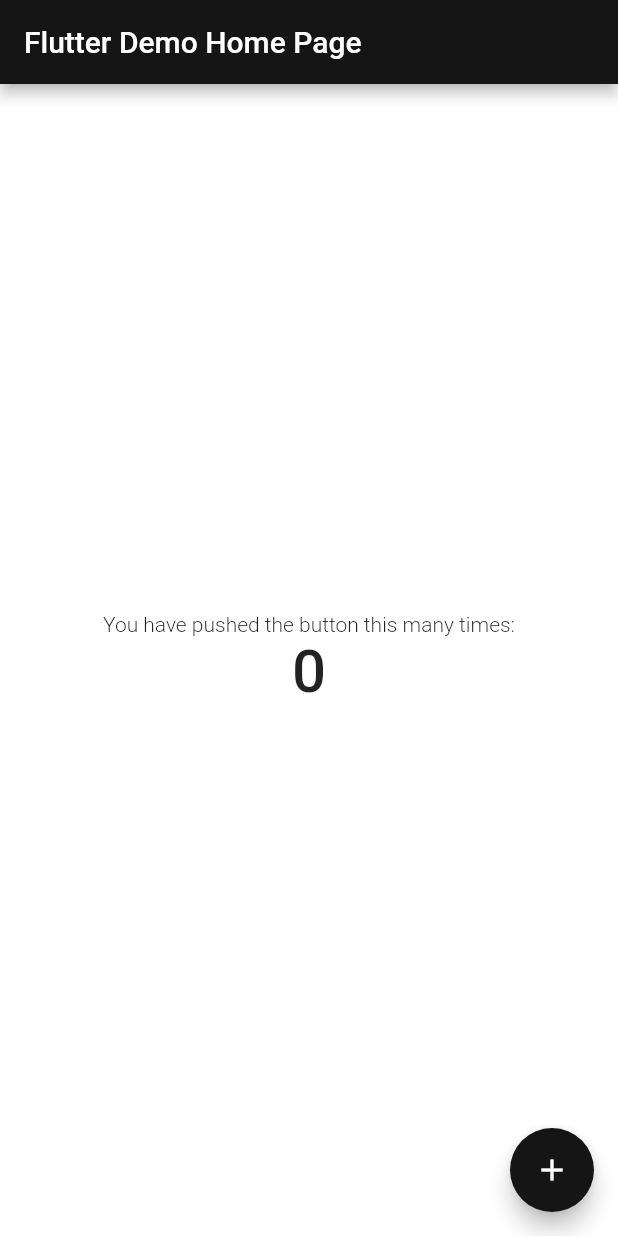
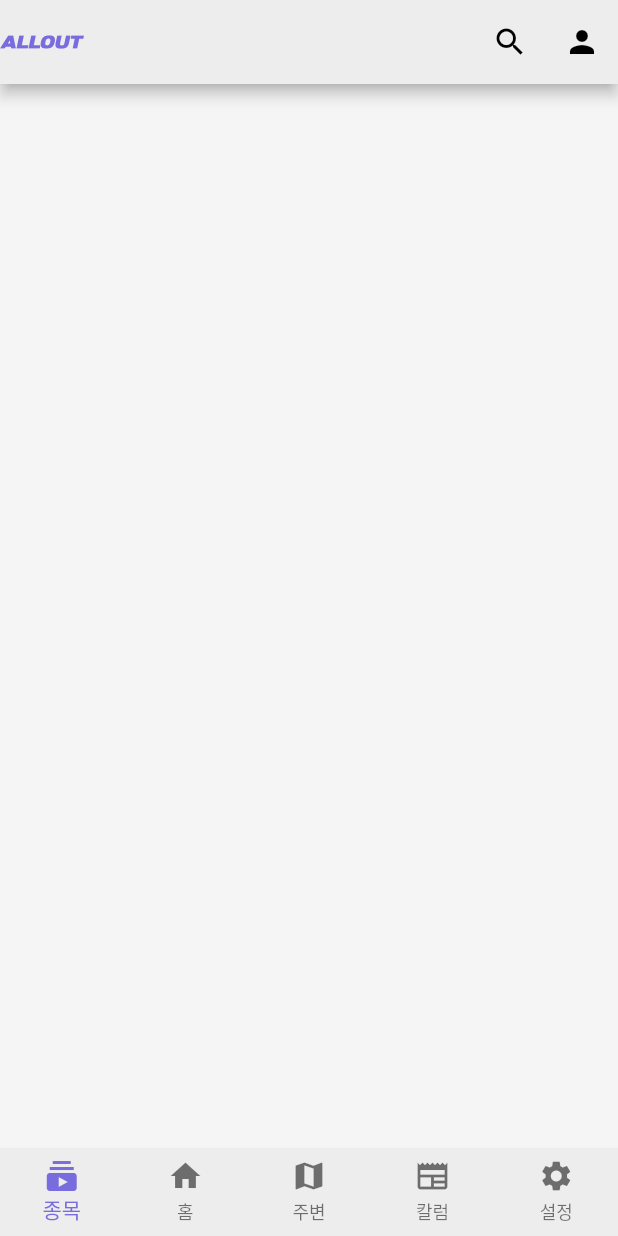
Before and after one commit to SongJeaHo/allout, a Flutter app: the screen it shows after launch, on a phone screen of 412 x 824 dp. Run offline on Flutter 3.47's test engine with Material 2 defaults, Android fonts, the light colour scheme and no system bars; our stand-ins replace flutter_svg; Roboto replaces fonts that are missing (Pretendard).

Commit message:
appbar, bottom navigation

```diff
--- a/lib/components/allout_colors.dart
+++ b/lib/components/allout_colors.dart
@@ -1,7 +1,7 @@
 import 'package:flutter/material.dart';
 
 class AlloutColors {
-  static const int _primaryColorValue = 0xFF151515;
+  static const int _primaryColorValue = 0xFF786CDE;
   static const primaryColor = Color(_primaryColorValue);
 
   static const MaterialColor primaryMaterialColor =
@@ -17,4 +17,9 @@ class AlloutColors {
     800: Color(_primaryColorValue),
     900: Color(_primaryColorValue),
   });
+
+  static const Color background = Color(0xFFF5F5F5);
+  static const Color background_grey = Color(0xFFEDEDED);
+
+  static const Color allout_grey = Color(0xFF999999);
 }
--- a/lib/main.dart
+++ b/lib/main.dart
@@ -1,4 +1,5 @@
 import 'package:allout/components/allout_themes.dart';
+import 'package:allout/pages/home_page.dart';
 import 'package:flutter/material.dart';
 
 void main() {
@@ -14,7 +15,7 @@
     return MaterialApp(
       title: 'Flutter Demo',
       theme: AlloutThemes.mainTheme,
-      home: const MyHomePage(title: 'Flutter Demo Home Page'),
+      home: const HomePage(),
       builder: (context, child) => MediaQuery(
         data: MediaQuery.of(context).copyWith(textScaleFactor: 1.0),
         child: child!,
@@ -22,50 +23,3 @@
     );
   }
 }
-
-class MyHomePage extends StatefulWidget {
-  const MyHomePage({Key? key, required this.title}) : super(key: key);
-
-  final String title;
-
-  @override
-  State<MyHomePage> createState() => _MyHomePageState();
-}
-
-class _MyHomePageState extends State<MyHomePage> {
-  int _counter = 0;
-
-  void _incrementCounter() {
-    setState(() {
-      _counter++;
-    });
-  }
-
-  @override
-  Widget build(BuildContext context) {
-    return Scaffold(
-      appBar: AppBar(
-        title: Text(widget.title),
-      ),
-      body: Center(
-        child: Column(
-          mainAxisAlignment: MainAxisAlignment.center,
-          children: <Widget>[
-            const Text(
-              'You have pushed the button this many times:',
-            ),
-            Text(
-              '$_counter',
-              style: const TextStyle(fontWeight: FontWeight.w500, fontSize: 40),
-            ),
-          ],
-        ),
-      ),
-      floatingActionButton: FloatingActionButton(
-        onPressed: _incrementCounter,
-        tooltip: 'Increment',
-        child: const Icon(Icons.add),
-      ), // This trailing comma makes auto-formatting nicer for build methods.
-    );
-  }
-}
--- /dev/null
+++ b/lib/pages/home_page.dart
@@ -0,0 +1,225 @@
+import 'package:allout/components/allout_colors.dart';
+import 'package:flutter/cupertino.dart';
+import 'package:flutter/material.dart';
+import 'package:flutter/src/foundation/key.dart';
+import 'package:flutter/src/widgets/framework.dart';
+import 'package:flutter_svg/flutter_svg.dart';
+
+class HomePage extends StatefulWidget {
+  const HomePage({Key? key}) : super(key: key);
+
+  @override
+  State<HomePage> createState() => _HomePageState();
+}
+
+class _HomePageState extends State<HomePage> {
+  int _currentIndex = 0;
+
+  final _pages = [
+    Container(color: AlloutColors.background),
+    Container(color: AlloutColors.background),
+    Container(color: AlloutColors.background),
+    Container(color: AlloutColors.background),
+    Container(color: AlloutColors.background),
+  ];
+
+  @override
+  Widget build(BuildContext context) {
+    return Container(
+      color: AlloutColors.background_grey,
+      child: SafeArea(
+        top: false,
+        child: Scaffold(
+          appBar: _AppBar(),
+          body: _pages[_currentIndex],
+          bottomNavigationBar: BottomNavigationBar(
+            elevation: 0,
+            backgroundColor: AlloutColors.background_grey,
+            items: [
+              BottomNavigationBarItem(
+                  icon: Icon(Icons.subscriptions), label: '종목'),
+              BottomNavigationBarItem(icon: Icon(Icons.home), label: '홈'),
+              BottomNavigationBarItem(icon: Icon(Icons.map), label: '주변'),
+              BottomNavigationBarItem(icon: Icon(Icons.newspaper), label: '칼럼'),
+              BottomNavigationBarItem(icon: Icon(Icons.settings), label: '설정'),
+            ],
+            type: BottomNavigationBarType.fixed,
+          ),
+          // bottomNavigationBar: _BottomAppBar(),
+        ),
+      ),
+    );
+  }
+
+  AppBar _AppBar() {
+    return AppBar(
+      backgroundColor: AlloutColors.background_grey,
+      leading: new SvgPicture.asset(
+        'assets/icons/allout_logo.svg',
+        color: AlloutColors.primaryColor,
+      ),
+      actions: <Widget>[
+        new IconButton(
+            onPressed: () {},
+            icon: new Icon(
+              Icons.search,
+              color: Colors.black,
+            )),
+        new IconButton(
+            onPressed: () {},
+            icon: new Icon(
+              Icons.person,
+              color: Colors.black,
+            )),
+      ],
+    );
+  }
+
+  // BottomAppBar _BottomAppBar() {
+  //   return BottomAppBar(
+  //       elevation: 0,
+  //       child: Container(
+  //         height: kBottomNavigationBarHeight,
+  //         color: AlloutColors.background_grey,
+  //         child: Row(
+  //           mainAxisAlignment: MainAxisAlignment.spaceAround,
+  //           children: [
+  //             CupertinoButton(
+  //                 child: Icon(
+  //                   CupertinoIcons.home,
+  //                   color: _currentIndex == 0
+  //                       ? AlloutColors.primaryColor
+  //                       : AlloutColors.allout_grey,
+  //                 ),
+  //                 onPressed: () {
+  //                   setState(() {
+  //                     _currentIndex = 0;
+  //                   });
+  //                 }),
+  //             CupertinoButton(
+  //                 child: Icon(
+  //                   CupertinoIcons.home,
+  //                   color: _currentIndex == 1
+  //                       ? AlloutColors.primaryColor
+  //                       : AlloutColors.allout_grey,
+  //                 ),
+  //                 onPressed: () {
+  //                   setState(() {
+  //                     _currentIndex = 1;
+  //                   });
+  //                 }),
+  //             CupertinoButton(
+  //                 child: Icon(
+  //                   CupertinoIcons.map,
+  //                   color: _currentIndex == 2
+  //                       ? AlloutColors.primaryColor
+  //                       : AlloutColors.allout_grey,
+  //                 ),
+  //                 onPressed: () {
+  //                   setState(() {
+  //                     _currentIndex = 2;
+  //                   });
+  //                 }),
+  //             CupertinoButton(
+  //                 child: Icon(
+  //                   CupertinoIcons.news,
+  //                   color: _currentIndex == 3
+  //                       ? AlloutColors.primaryColor
+  //                       : AlloutColors.allout_grey,
+  //                 ),
+  //                 onPressed: () {
+  //                   setState(() {
+  //                     _currentIndex = 3;
+  //                   });
+  //                 }),
+  //             CupertinoButton(
+  //                 child: Icon(
+  //                   CupertinoIcons.settings,
+  //                   color: _currentIndex == 4
+  //                       ? AlloutColors.primaryColor
+  //                       : AlloutColors.allout_grey,
+  //                 ),
+  //                 onPressed: () {
+  //                   setState(() {
+  //                     _currentIndex = 4;
+  //                   });
+  //                 }),
+  //           ],
+  //         ),
+  //       ));
+  // }
+
+  BottomAppBar _BottomAppBar() {
+    return BottomAppBar(
+        elevation: 0,
+        child: Container(
+          height: kBottomNavigationBarHeight,
+          color: AlloutColors.background_grey,
+          child: Row(
+            mainAxisAlignment: MainAxisAlignment.spaceAround,
+            children: [
+              CupertinoButton(
+                  child: Icon(
+                    CupertinoIcons.home,
+                    color: _currentIndex == 0
+                        ? AlloutColors.primaryColor
+                        : AlloutColors.allout_grey,
+                  ),
+                  onPressed: () {
+                    setState(() {
+                      _currentIndex = 0;
+                    });
+                  }),
+              CupertinoButton(
+                  child: Icon(
+                    CupertinoIcons.home,
+                    color: _currentIndex == 1
+                        ? AlloutColors.primaryColor
+                        : AlloutColors.allout_grey,
+                  ),
+                  onPressed: () {
+                    setState(() {
+                      _currentIndex = 1;
+                    });
+                  }),
+              CupertinoButton(
+                  child: Icon(
+                    CupertinoIcons.map,
+                    color: _currentIndex == 2
+                        ? AlloutColors.primaryColor
+                        : AlloutColors.allout_grey,
+                  ),
+                  onPressed: () {
+                    setState(() {
+                      _currentIndex = 2;
+                    });
+                  }),
+              CupertinoButton(
+                  child: Icon(
+                    CupertinoIcons.news,
+                    color: _currentIndex == 3
+                        ? AlloutColors.primaryColor
+                        : AlloutColors.allout_grey,
+                  ),
+                  onPressed: () {
+                    setState(() {
+                      _currentIndex = 3;
+                    });
+                  }),
+              CupertinoButton(
+                  child: Icon(
+                    CupertinoIcons.settings,
+                    color: _currentIndex == 4
+                        ? AlloutColors.primaryColor
+                        : AlloutColors.allout_grey,
+                  ),
+                  onPressed: () {
+                    setState(() {
+                      _currentIndex = 4;
+                    });
+                  }),
+            ],
+          ),
+        ));
+  }
+}
```
Also changed, not shown: pubspec.yaml (+3 -4 lines), assets/icons/allout_logo.svg (added), pubspec.lock.
